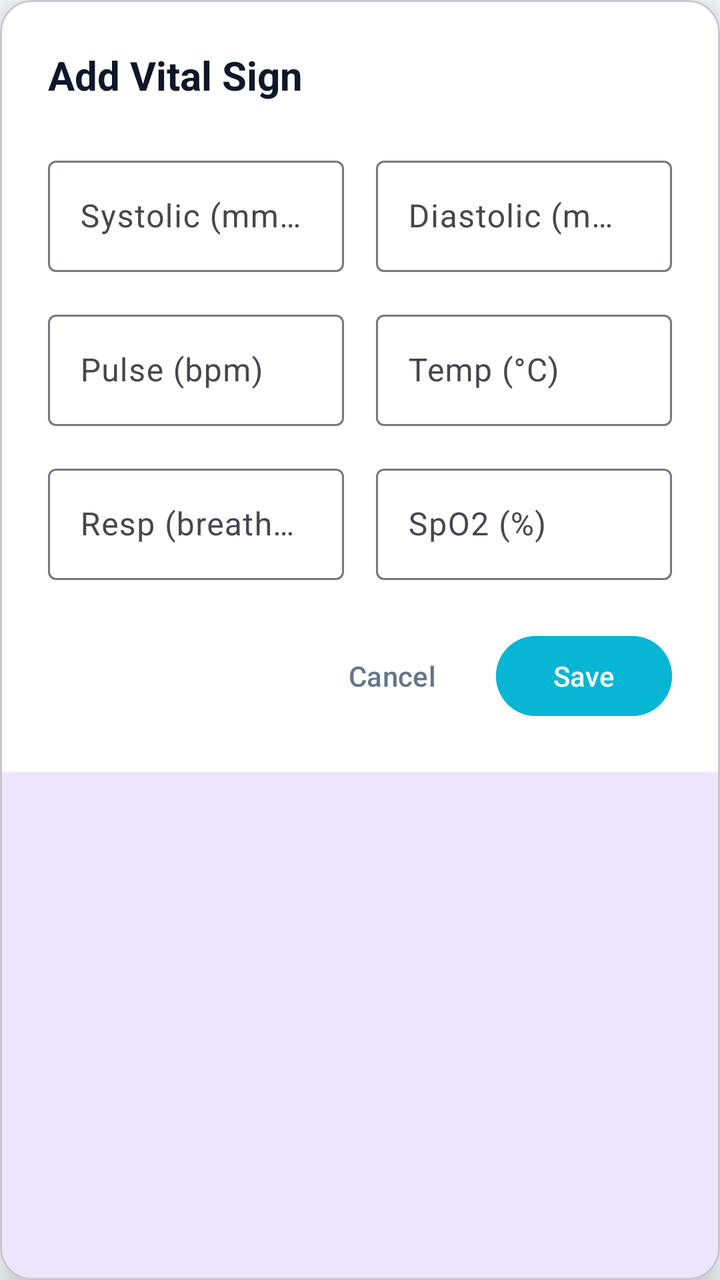
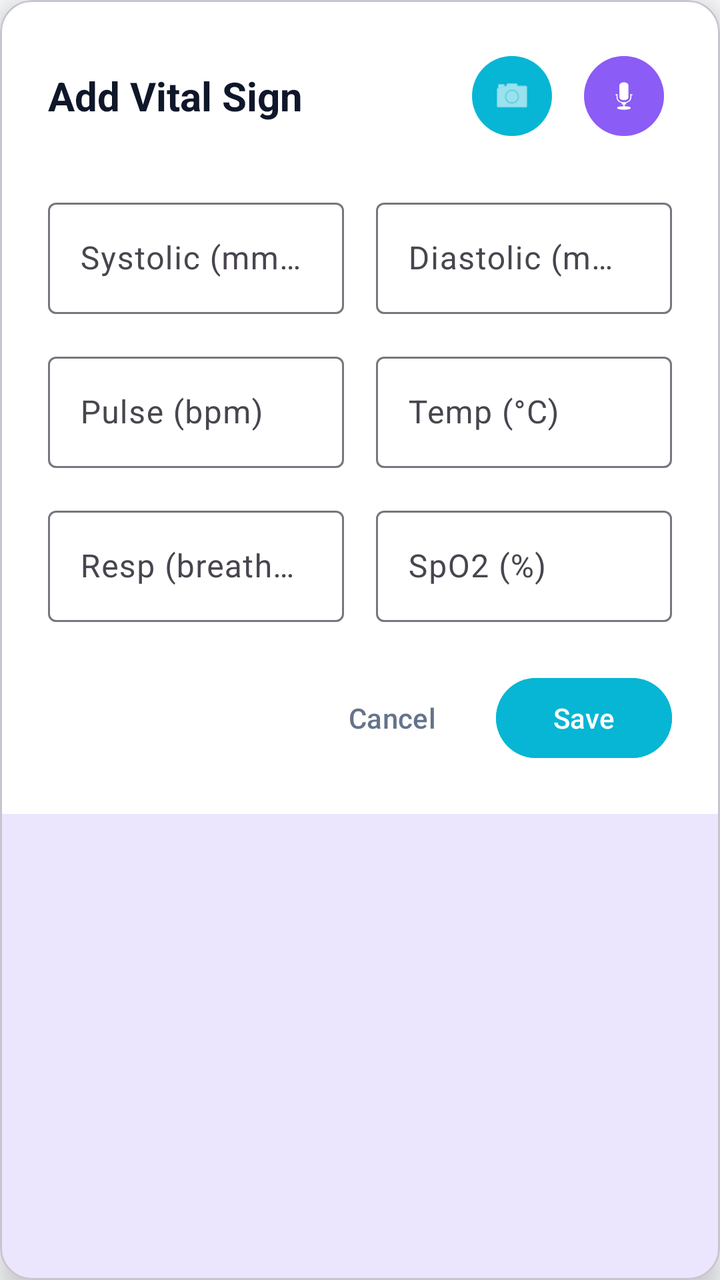

Before-and-after screenshots of an Android layout around one commit, followed by the original layout XML and the change that was made.
<!-- AndroidManifest.xml: application theme Theme.NurseFlow -->
<!-- res/layout/dialog_add_vital_sign.xml -->
<?xml version="1.0" encoding="utf-8"?>
<com.google.android.material.card.MaterialCardView xmlns:android="http://schemas.android.com/apk/res/android"
    xmlns:app="http://schemas.android.com/apk/res-auto"
    android:layout_width="match_parent"
    android:layout_height="wrap_content"
    app:cardCornerRadius="16dp"
    app:cardElevation="8dp">

    <LinearLayout
        android:layout_width="match_parent"
        android:layout_height="wrap_content"
        android:orientation="vertical"
        android:padding="24dp"
        android:background="@color/surface_card">

        <TextView
            android:layout_width="wrap_content"
            android:layout_height="wrap_content"
            android:text="@string/add_vital_sign"
            android:textColor="@color/text_primary"
            android:textSize="20sp"
            android:textStyle="bold"
            android:layout_marginBottom="24dp"/>

        <GridLayout
            android:layout_width="match_parent"
            android:layout_height="wrap_content"
            android:columnCount="2"
            android:alignmentMode="alignMargins"
            android:columnOrderPreserved="false">

            <com.google.android.material.textfield.TextInputLayout
                android:layout_width="0dp"
                android:layout_height="wrap_content"
                android:layout_columnWeight="1"
                android:layout_marginEnd="8dp"
                android:hint="@string/hint_systolic"
                style="@style/Widget.Material3.TextInputLayout.OutlinedBox">
                <com.google.android.material.textfield.TextInputEditText
                    android:id="@+id/et_systolic"
                    android:layout_width="match_parent"
                    android:layout_height="wrap_content"
                    android:inputType="number"
                    android:textColor="@color/text_primary"/>
            </com.google.android.material.textfield.TextInputLayout>

            <com.google.android.material.textfield.TextInputLayout
                android:layout_width="0dp"
                android:layout_height="wrap_content"
                android:layout_columnWeight="1"
                android:layout_marginStart="8dp"
                android:hint="@string/hint_diastolic"
                style="@style/Widget.Material3.TextInputLayout.OutlinedBox">
                <com.google.android.material.textfield.TextInputEditText
                    android:id="@+id/et_diastolic"
                    android:layout_width="match_parent"
                    android:layout_height="wrap_content"
                    android:inputType="number"
                    android:textColor="@color/text_primary"/>
            </com.google.android.material.textfield.TextInputLayout>

            <com.google.android.material.textfield.TextInputLayout
                android:layout_width="0dp"
                android:layout_height="wrap_content"
                android:layout_columnWeight="1"
                android:layout_marginTop="16dp"
                android:layout_marginEnd="8dp"
                android:hint="@string/hint_pulse"
                style="@style/Widget.Material3.TextInputLayout.OutlinedBox">
                <com.google.android.material.textfield.TextInputEditText
                    android:id="@+id/et_pulse"
                    android:layout_width="match_parent"
                    android:layout_height="wrap_content"
                    android:inputType="number"
                    android:textColor="@color/text_primary"/>
            </com.google.android.material.textfield.TextInputLayout>

            <com.google.android.material.textfield.TextInputLayout
                android:layout_width="0dp"
                android:layout_height="wrap_content"
                android:layout_columnWeight="1"
                android:layout_marginTop="16dp"
                android:layout_marginStart="8dp"
                android:hint="@string/hint_temp"
                style="@style/Widget.Material3.TextInputLayout.OutlinedBox">
                <com.google.android.material.textfield.TextInputEditText
                    android:id="@+id/et_temp"
                    android:layout_width="match_parent"
                    android:layout_height="wrap_content"
                    android:inputType="numberDecimal"
                    android:textColor="@color/text_primary"/>
            </com.google.android.material.textfield.TextInputLayout>

            <com.google.android.material.textfield.TextInputLayout
                android:layout_width="0dp"
                android:layout_height="wrap_content"
                android:layout_columnWeight="1"
                android:layout_marginTop="16dp"
                android:layout_marginEnd="8dp"
                android:hint="@string/hint_resp"
                style="@style/Widget.Material3.TextInputLayout.OutlinedBox">
                <com.google.android.material.textfield.TextInputEditText
                    android:id="@+id/et_resp"
                    android:layout_width="match_parent"
                    android:layout_height="wrap_content"
                    android:inputType="number"
                    android:textColor="@color/text_primary"/>
            </com.google.android.material.textfield.TextInputLayout>

            <com.google.android.material.textfield.TextInputLayout
                android:layout_width="0dp"
                android:layout_height="wrap_content"
                android:layout_columnWeight="1"
                android:layout_marginTop="16dp"
                android:layout_marginStart="8dp"
                android:hint="@string/hint_spo2"
                style="@style/Widget.Material3.TextInputLayout.OutlinedBox">
                <com.google.android.material.textfield.TextInputEditText
                    android:id="@+id/et_spo2"
                    android:layout_width="match_parent"
                    android:layout_height="wrap_content"
                    android:inputType="number"
                    android:textColor="@color/text_primary"/>
            </com.google.android.material.textfield.TextInputLayout>

        </GridLayout>

        <LinearLayout
            android:layout_width="match_parent"
            android:layout_height="wrap_content"
            android:orientation="horizontal"
            android:gravity="end"
            android:layout_marginTop="24dp">

            <com.google.android.material.button.MaterialButton
                android:id="@+id/btn_cancel"
                android:layout_width="wrap_content"
                android:layout_height="wrap_content"
                android:text="Cancel"
                style="@style/Widget.Material3.Button.TextButton"
                android:textColor="@color/text_secondary"/>

            <com.google.android.material.button.MaterialButton
                android:id="@+id/btn_save"
                android:layout_width="wrap_content"
                android:layout_height="wrap_content"
                android:layout_marginStart="8dp"
                android:text="@string/btn_save"
                android:backgroundTint="@color/accent_cyan"
                android:textColor="@color/white"/>

        </LinearLayout>

    </LinearLayout>

</com.google.android.material.card.MaterialCardView>
<!-- resources referenced by this layout -->
<resources>
  <color name="accent_cyan">#06B6D4</color>
  <color name="surface_card">#FFFFFF</color>
  <color name="text_primary">#0F172A</color>
  <color name="text_secondary">#64748B</color>
  <color name="white">#FFFFFF</color>
  <string name="add_vital_sign">Add Vital Sign</string>
  <string name="btn_save">Save</string>
  <string name="hint_diastolic">Diastolic (mmHg)</string>
  <string name="hint_pulse">Pulse (bpm)</string>
  <string name="hint_resp">Resp (breaths/min)</string>
  <string name="hint_spo2">SpO2 (%)</string>
  <string name="hint_systolic">Systolic (mmHg)</string>
  <string name="hint_temp">Temp (°C)</string>
  <style name="Theme.NurseFlow" parent="Base.Theme.NurseFlow" />
  <style name="Base.Theme.NurseFlow" parent="Theme.Material3.DayNight.NoActionBar">
          <item name="colorPrimary">@color/primary</item>
          <item name="android:statusBarColor">@color/background_app</item>
          <item name="android:windowLightStatusBar">true</item>
          <item name="android:windowBackground">@color/background_app</item>
      </style>
  <color name="primary">#6366F1</color>
  <color name="background_app">#F8FAFC</color>
</resources>

<!-- the commit's change to res/layout/dialog_add_vital_sign.xml (unified diff, before → after) -->
@@ -13,14 +13,46 @@
         android:padding="24dp"
         android:background="@color/surface_card">
 
-        <TextView
-            android:layout_width="wrap_content"
+        <RelativeLayout
+            android:layout_width="match_parent"
             android:layout_height="wrap_content"
-            android:text="@string/add_vital_sign"
-            android:textColor="@color/text_primary"
-            android:textSize="20sp"
-            android:textStyle="bold"
-            android:layout_marginBottom="24dp"/>
+            android:layout_marginBottom="24dp">
+
+            <TextView
+                android:layout_width="wrap_content"
+                android:layout_height="wrap_content"
+                android:layout_centerVertical="true"
+                android:text="@string/add_vital_sign"
+                android:textColor="@color/text_primary"
+                android:textSize="20sp"
+                android:textStyle="bold" />
+
+            <LinearLayout
+                android:layout_width="wrap_content"
+                android:layout_height="wrap_content"
+                android:layout_alignParentEnd="true"
+                android:orientation="horizontal">
+
+                <com.google.android.material.button.MaterialButton
+                    android:id="@+id/btn_camera_input"
+                    style="@style/Widget.Material3.Button.IconButton.Filled.Tonal"
+                    android:layout_width="wrap_content"
+                    android:layout_height="wrap_content"
+                    android:layout_marginEnd="8dp"
+                    app:backgroundTint="@color/secondary"
+                    app:icon="@android:drawable/ic_menu_camera"
+                    app:iconTint="@color/white" />
+
+                <com.google.android.material.button.MaterialButton
+                    android:id="@+id/btn_voice_input"
+                    style="@style/Widget.Material3.Button.IconButton.Filled.Tonal"
+                    android:layout_width="wrap_content"
+                    android:layout_height="wrap_content"
+                    app:backgroundTint="@color/primary_purple"
+                    app:icon="@android:drawable/ic_btn_speak_now"
+                    app:iconTint="@color/white" />
+            </LinearLayout>
+        </RelativeLayout>
 
         <GridLayout
             android:layout_width="match_parent"
<!-- resource entries referenced after the edit -->
@@ -1,6 +1,8 @@
 <!-- resources referenced by this layout -->
 <resources>
   <color name="accent_cyan">#06B6D4</color>
+  <color name="primary_purple">#8B5CF6</color>
+  <color name="secondary">#06B6D4</color>
   <color name="surface_card">#FFFFFF</color>
   <color name="text_primary">#0F172A</color>
   <color name="text_secondary">#64748B</color>
